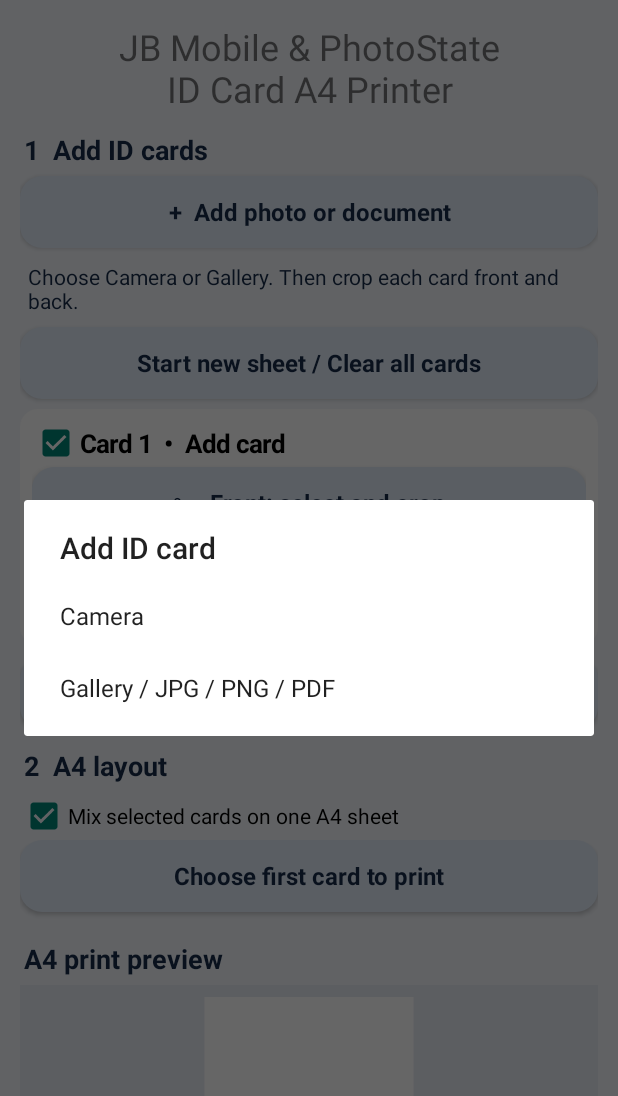
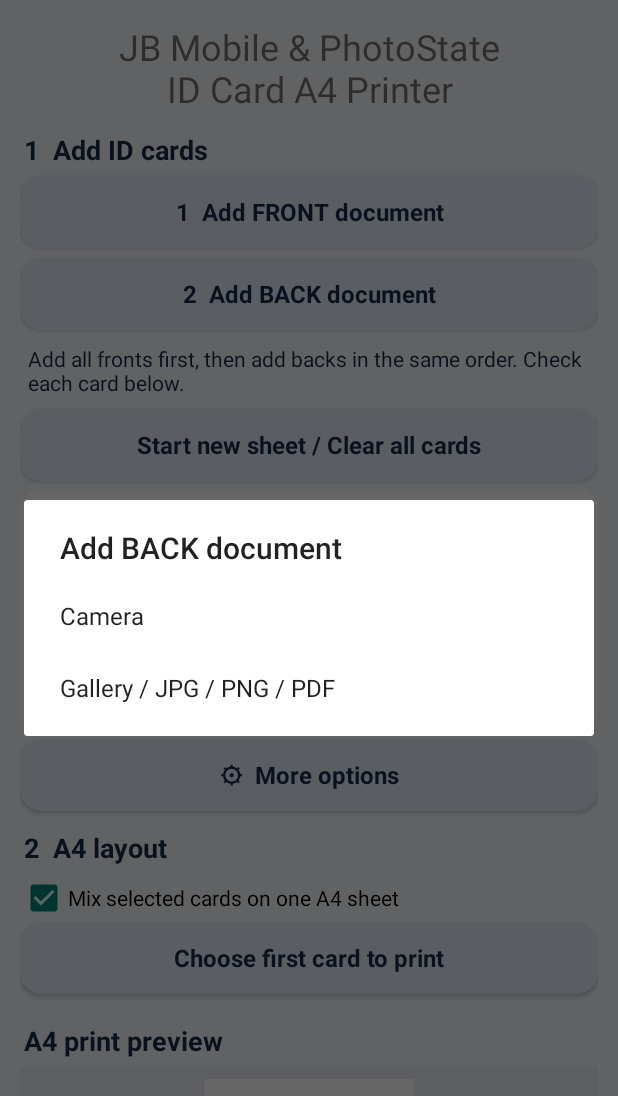
Before and after one commit to alifayyaz91214-ui/JB-ID-Card-A4-Printer, an Android app: the MainActivity screen opened directly, with no data from a screen before it, after a tap on an icon or button, on a phone screen of 412 x 824 dp. Shown: the top 1096 px of the screen. Run offline under Robolectric (Android 15) with nearby library versions, the phone set to English and light mode, and no system bars; libraries missing offline, so code that uses them is left out: org.opencv.android; 1 statement that could not run was skipped; 3 other taps on this screen came first.

Commit message:
Add separate Front and Back document imports with larger card previews and automatic side assignment

```diff
--- a/app/src/main/java/pk/jb/idcardprinter/MainActivity.java
+++ b/app/src/main/java/pk/jb/idcardprinter/MainActivity.java
@@ -33,6 +33,7 @@ public class MainActivity extends Activity {
   int shownCards=1;
   int importPage=0;
   int scanSerial=0;
+  boolean importingFront=true;
   boolean[] selectedCards={true,true,true,true};
   TextView status;
   View sheetPreview;
@@ -54,9 +55,10 @@ public class MainActivity extends Activity {
     ScrollView scroll=new ScrollView(this); scroll.addView(root); setContentView(scroll);
     TextView title=new TextView(this); title.setText("JB Mobile & PhotoState\nID Card A4 Printer"); title.setTextSize(24); title.setGravity(17); root.addView(title);
     root.addView(section("1  Add ID cards"));
-    addButton(root,"+  Add photo or document",()->showImportChoices());
-    TextView instruction=new TextView(this);instruction.setText("Choose Camera or Gallery. Then crop each card front and back.");instruction.setTextColor(navy);instruction.setPadding(8,4,8,12);root.addView(instruction);
-    importedPreview=new ImageView(this);importedPreview.setAdjustViewBounds(true);importedPreview.setMaxHeight(240);root.addView(importedPreview);
+    addButton(root,"1  Add FRONT document",()->beginSideImport(true));
+    addButton(root,"2  Add BACK document",()->beginSideImport(false));
+    TextView instruction=new TextView(this);instruction.setText("Add all fronts first, then add backs in the same order. Check each card below.");instruction.setTextColor(navy);instruction.setPadding(8,4,8,12);root.addView(instruction);
+    importedPreview=new ImageView(this);importedPreview.setAdjustViewBounds(true);importedPreview.setMaxHeight(300);root.addView(importedPreview);
     addButton(root,"Start new sheet / Clear all cards",()->{scanSerial++;selectedCards=new boolean[]{true,true,true,true};front=null;back=null;originalFront=null;originalBack=null;extraFront=new Bitmap[4];extraBack=new Bitmap[4];cardFrontSources=new Uri[4];cardBackSources=new Uri[4];shownCards=1;sourceDocument=null;importedPreview.setImageDrawable(null);refresh();status.setText("New empty sheet. Add a photo or document.");});
     cardList=new LinearLayout(this);cardList.setOrientation(1);root.addView(cardList);
     frontView=new ImageView(this);backView=new ImageView(this);
@@ -163,9 +165,10 @@ public class MainActivity extends Activity {
       refresh();
     }catch(Exception e){status.setText("Image error: "+e.getMessage());}
   }
+  void beginSideImport(boolean frontSide){importingFront=frontSide;showImportChoices();}
   void showImportChoices(){
     String[] choices={"Camera","Gallery / JPG / PNG / PDF"};
-    new android.app.AlertDialog.Builder(this).setTitle("Add ID card").setItems(choices,(dialog,which)->{
+    new android.app.AlertDialog.Builder(this).setTitle(importingFront?"Add FRONT document":"Add BACK document").setItems(choices,(dialog,which)->{
       if(which==0)openCamera(CAMERA_FRONT);
       else{Intent i=new Intent(Intent.ACTION_OPEN_DOCUMENT);i.setType("*/*");i.addCategory(Intent.CATEGORY_OPENABLE);i.putExtra(Intent.EXTRA_MIME_TYPES,new String[]{"image/jpeg","image/png","image/webp","application/pdf"});startActivityForResult(i,PICK_DOCUMENT);}
     }).show();
@@ -180,9 +183,9 @@ public class MainActivity extends Activity {
       LinearLayout panel=new LinearLayout(this);panel.setOrientation(1);panel.setPadding(12,10,12,14);panel.setBackground(rounded(Color.WHITE,18));
       LinearLayout.LayoutParams margin=new LinearLayout.LayoutParams(-1,-2);margin.bottomMargin=12;cardList.addView(panel,margin);
       CheckBox include=new CheckBox(this);include.setText("Card "+(id+1)+"  •  "+(f!=null&&b!=null?"Front + Back":f!=null?"Front only":b!=null?"Back only":"Add card"));include.setTextSize(17);include.setTypeface(null,Typeface.BOLD);include.setChecked(selectedCards[id]);panel.addView(include);include.setOnCheckedChangeListener((button,checked)->{selectedCards[index]=checked;updateSheet();});
-      if(f!=null){ImageView image=new ImageView(this);image.setImageBitmap(previewBitmap(f));image.setAdjustViewBounds(true);image.setMaxHeight(125);panel.addView(image);}
+      if(f!=null){ImageView image=new ImageView(this);image.setImageBitmap(previewBitmap(f));image.setAdjustViewBounds(true);image.setScaleType(ImageView.ScaleType.FIT_CENTER);LinearLayout.LayoutParams imageParams=new LinearLayout.LayoutParams(-1,220);panel.addView(image,imageParams);}
       addButton(panel,"✂  Front: "+(f==null?"select and crop":"edit crop"),()->cropSlot(index,true));
-      if(b!=null){ImageView image=new ImageView(this);image.setImageBitmap(previewBitmap(b));image.setAdjustViewBounds(true);image.setMaxHeight(125);panel.addView(image);}
+      if(b!=null){ImageView image=new ImageView(this);image.setImageBitmap(previewBitmap(b));image.setAdjustViewBounds(true);image.setScaleType(ImageView.ScaleType.FIT_CENTER);LinearLayout.LayoutParams imageParams=new LinearLayout.LayoutParams(-1,220);panel.addView(image,imageParams);}
       addButton(panel,"✂  Back: "+(b==null?"select and crop":"edit crop"),()->cropSlot(index,false));
       if(f!=null&&b==null)addButton(panel,"This is BACK (not Front)",()->{if(index==0){back=front;front=null;}else{extraBack[index]=extraFront[index];extraFront[index]=null;}cardBackSources[index]=cardFrontSources[index];cardFrontSources[index]=null;refresh();});
       if(b!=null&&f==null)addButton(panel,"This is FRONT (not Back)",()->{if(index==0){front=back;back=null;}else{extraFront[index]=extraBack[index];extraBack[index]=null;}cardFrontSources[index]=cardBackSources[index];cardBackSources[index]=null;refresh();});
@@ -259,8 +262,13 @@ public class MainActivity extends Activity {
           status.setText("No reliable card edges found. Use Front / Back manual crop."+(problem==null?"":" "+problem));
           return;
         }
-        status.setText(cards.size()+" card side(s) found. Assign each image to its correct Front / Back.");
-        assignDetected(cards,uri,0);
+        int added=0;
+        for(int i=0;i<cards.size()&&i<4;i++){
+          assignSide(i,importingFront,cards.get(i),uri);
+          added++;
+        }
+        refresh();
+        status.setText(added+(importingFront?" FRONT":" BACK")+" side(s) added to Card 1–"+added+". Check matching and crop. You can move any side to another card.");
       });
     }).start();
   }
```
